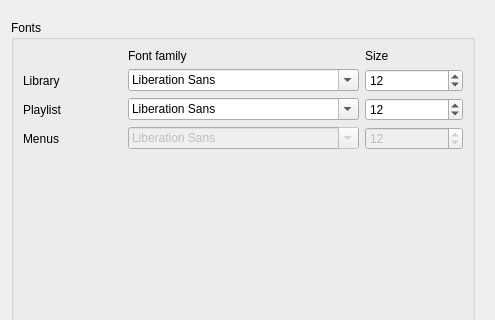
This is code/src/customizetheme.ui in MBach/Miam-Player as Qt 5 draws it before an edit; both pictures show x 145 to 640 and y 0 to 320 of the 640 by 524 pixel window. The edited form follows.
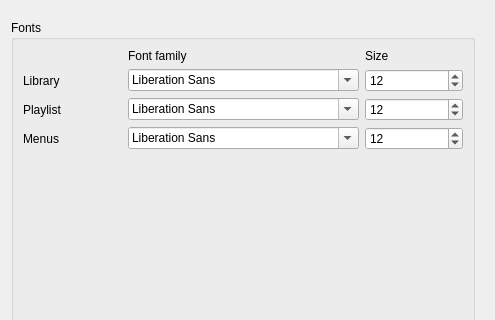
This is the edited form. The open tabs and pages were chosen to show the change. Icons and pictures are not drawn. Custom widgets are drawn as their Qt base class.

Patch:
```diff
--- a/code/src/customizetheme.ui
+++ b/code/src/customizetheme.ui
@@ -995,9 +995,6 @@
           </item>
           <item row="4" column="1">
            <widget class="QFontComboBox" name="fontComboBoxMenus">
-            <property name="enabled">
-             <bool>false</bool>
-            </property>
             <property name="currentFont">
              <font>
               <family>Arial</family>
@@ -1040,9 +1037,6 @@
           </item>
           <item row="4" column="2">
            <widget class="QSpinBox" name="spinBoxMenus">
-            <property name="enabled">
-             <bool>false</bool>
-            </property>
             <property name="minimum">
              <number>4</number>
             </property>
```
